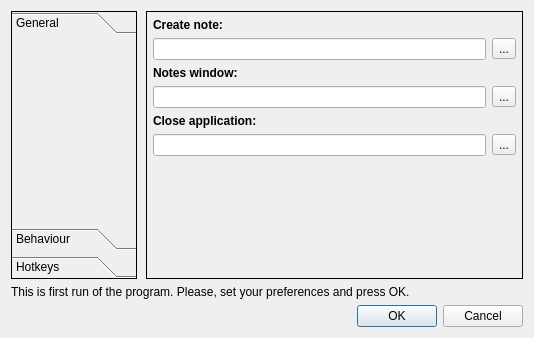
Above: src/settings/settingsdialog.ui from graninas/WhiteLightNotes before the change. Below: the same form after it.
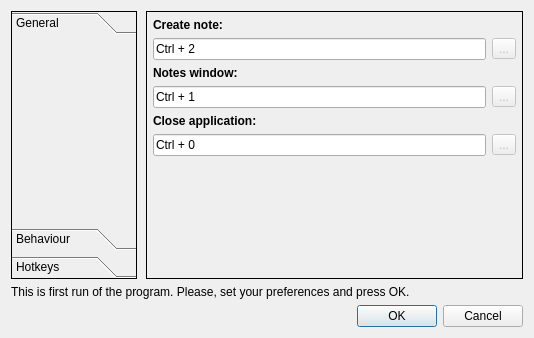
That is the form after the change. The open tabs and pages were chosen to show the change. Icons and pictures are not drawn.

The edit to the form file:
```diff
--- a/src/settings/settingsdialog.ui
+++ b/src/settings/settingsdialog.ui
@@ -470,10 +470,20 @@
            <item>
             <layout class="QHBoxLayout" name="horizontalLayout_3">
              <item>
-              <widget class="QLineEdit" name="lineEdit_3"/>
+              <widget class="QLineEdit" name="lineEdit_3">
+               <property name="text">
+                <string>Ctrl + 2</string>
+               </property>
+               <property name="readOnly">
+                <bool>true</bool>
+               </property>
+              </widget>
              </item>
              <item>
               <widget class="QToolButton" name="toolButton_2">
+               <property name="enabled">
+                <bool>false</bool>
+               </property>
                <property name="text">
                 <string>...</string>
                </property>
@@ -497,10 +507,20 @@
            <item>
             <layout class="QHBoxLayout" name="horizontalLayout_4">
              <item>
-              <widget class="QLineEdit" name="lineEdit_2"/>
+              <widget class="QLineEdit" name="lineEdit_2">
+               <property name="text">
+                <string>Ctrl + 1</string>
+               </property>
+               <property name="readOnly">
+                <bool>true</bool>
+               </property>
+              </widget>
              </item>
              <item>
               <widget class="QToolButton" name="toolButton_3">
+               <property name="enabled">
+                <bool>false</bool>
+               </property>
                <property name="text">
                 <string>...</string>
                </property>
@@ -524,10 +544,20 @@
            <item>
             <layout class="QHBoxLayout" name="horizontalLayout_6">
              <item>
-              <widget class="QLineEdit" name="lineEdit_4"/>
+              <widget class="QLineEdit" name="lineEdit_4">
+               <property name="text">
+                <string>Ctrl + 0</string>
+               </property>
+               <property name="readOnly">
+                <bool>true</bool>
+               </property>
+              </widget>
              </item>
              <item>
               <widget class="QToolButton" name="toolButton_4">
+               <property name="enabled">
+                <bool>false</bool>
+               </property>
                <property name="text">
                 <string>...</string>
                </property>
```
